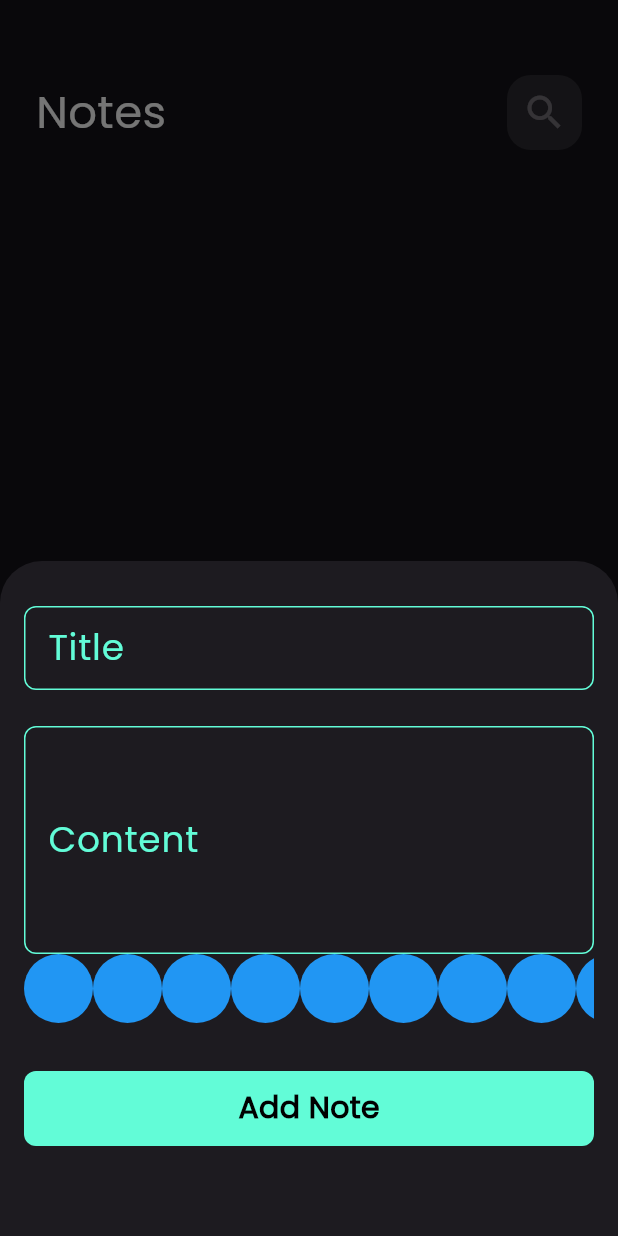
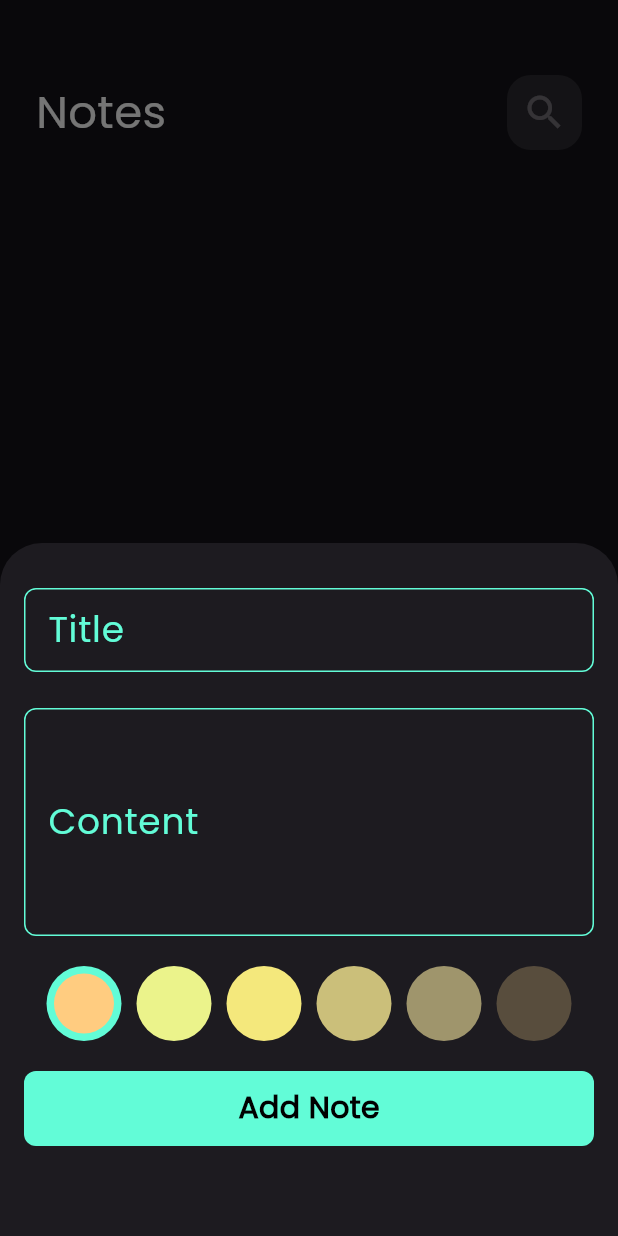
Before and after one commit to OSAMAFAHD-AFK/notes-_app, a Flutter app: the screen it shows after launch, after a tap on the "add" icon, on a phone screen of 412 x 824 dp. Run offline on Flutter 3.47's test engine with Material 3 defaults, Android fonts, the phone set to English and light mode, and no system bars; our stand-ins replace bloc, flutter_bloc, font_awesome_flutter, hive, hive_flutter; accounts and stored records are empty.

Commit message:
create colors list part two

```diff
--- a/lib/widgets/add_note_form.dart
+++ b/lib/widgets/add_note_form.dart
@@ -42,8 +42,9 @@ class _AddNoteFormState extends State<AddNoteForm> {
               subTitle = value;
             },
           ),
+          const SizedBox(height: 20),
           const ColorsListView(),
-          const SizedBox(height: 32),
+          const SizedBox(height: 20),
           BlocBuilder<AddNoteCubit, AddNoteState>(
             builder: (context, state) {
               return CustomButton(
--- a/lib/widgets/colors_list_view.dart
+++ b/lib/widgets/colors_list_view.dart
@@ -1,27 +1,69 @@
 import 'package:flutter/material.dart';
+import 'package:notes_app/constants.dart';
 
 class ColorItem extends StatelessWidget {
-  const ColorItem({super.key});
-
+  const ColorItem({
+    super.key,
+    required this.isActive,
+    required this.color,
+  });
+  final bool isActive;
+  final Color color;
   @override
   Widget build(BuildContext context) {
-    return CircleAvatar(radius: 23, backgroundColor: Colors.blue);
+    return isActive // توجد طرق اخرى لتحديد ما اذا كان العنصر مفعل ام لا
+        ? CircleAvatar(
+            radius: 25,
+            backgroundColor: kPrimaryColor,
+            child: CircleAvatar(radius: 20, backgroundColor: color),
+          )
+        : CircleAvatar(radius: 25, backgroundColor: color);
   }
 }
 
-class ColorsListView extends StatelessWidget {
+class ColorsListView extends StatefulWidget {
   const ColorsListView({super.key});
+
+  @override
+  State<ColorsListView> createState() => _ColorsListViewState();
+}
+
+class _ColorsListViewState extends State<ColorsListView> {
+  int currentIndex = 0;
+  List<Color> Colors = const [
+    Color(0xffFFCC80),
+    Color(0xFFEBF38B),
+    Color(0xFFF4E87C),
+    Color(0xffCBBF7A),
+    Color(0xFF9F956C),
+    Color(0xFF584D3D),
+  ];
 
   @override
   Widget build(BuildContext context) {
     return SizedBox(
-      height: 23 * 2,
+      height: 25 * 2,
       // حجم نصف قطر الدائرة,ضرب 2 من اجل ياخذ نفس حجم الدائرة
       child: ListView.builder(
         scrollDirection: Axis.horizontal,
-        itemCount: 10,
+        shrinkWrap: true,
+        // لتقليل حجم الذاكرة المستخدمة وجعلهم في المتوسط
+        itemCount: Colors.length,
         itemBuilder: (context, index) {
-          return const ColorItem();
+          return Padding(
+            padding: const EdgeInsets.symmetric(horizontal: 5),
+            child: GestureDetector(
+              onTap: () {
+                setState(() {
+                  currentIndex = index;
+                });
+              },
+              child: ColorItem(
+                color: Colors[index],
+                isActive: currentIndex == index,
+              ),
+            ),
+          );
         },
       ),
     );
--- a/lib/widgets/custom_note_item.dart
+++ b/lib/widgets/custom_note_item.dart
@@ -6,12 +6,7 @@ import 'package:notes_app/models/note_model.dart';
 import 'package:notes_app/views/edit_note_view.dart';
 
 class NoteItem extends StatelessWidget {
-  const NoteItem({
-    super.key,
-    required this.color,
-    required this.note,
-  });
-  final Color color;
+  const NoteItem({super.key, required this.note});
   final NoteModel note;
   @override
   Widget build(BuildContext context) {
@@ -30,7 +25,7 @@ class NoteItem extends StatelessWidget {
       child: Container(
         padding: EdgeInsets.only(top: 24, bottom: 24, left: 16),
         decoration: BoxDecoration(
-          color: color,
+          color: Color(note.color),
           borderRadius: BorderRadius.circular(16),
         ),
         child: Column(
--- a/lib/widgets/note_list_view.dart
+++ b/lib/widgets/note_list_view.dart
@@ -6,19 +6,6 @@ import 'package:notes_app/widgets/custom_note_item.dart';
 
 class NotesListView extends StatelessWidget {
   const NotesListView({super.key});
-
-  final List<Color> calmMutedColors = const [
-    Color(0xffFFCC80),
-    Color(0xFF80CBC4),
-    Color(0xFFBCAAA4),
-    Color(0xffFFCC80),
-    Color(0xFF90A4AE),
-    Color(0xFFDDBEA9),
-    Color(0xFFFFAB91),
-    Color(0xFFE6EE9C),
-    Color(0xFF4E5D6A),
-    Color(0xFFCE93D8),
-  ];
 
   @override
   Widget build(BuildContext context) {
@@ -32,12 +19,9 @@ class NotesListView extends StatelessWidget {
             itemCount: notes.length,
             padding: EdgeInsets.zero,
             itemBuilder: (context, index) {
-              final color =
-                  calmMutedColors[index % calmMutedColors.length];
-              // لتكرار الألوان // نقدر نكرر استخدام الألوان بدون ما نخرج عن حدود القائمة
               return Padding(
                 padding: const EdgeInsets.symmetric(vertical: 5),
-                child: NoteItem(color: color, note: notes[index]),
+                child: NoteItem(note: notes[index]),
               );
             },
           ),
```
